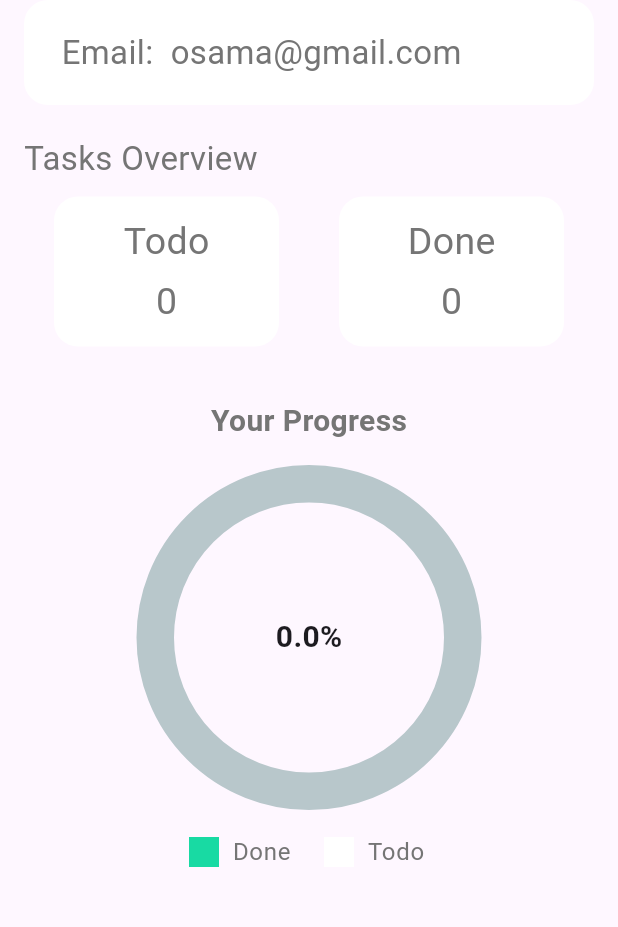
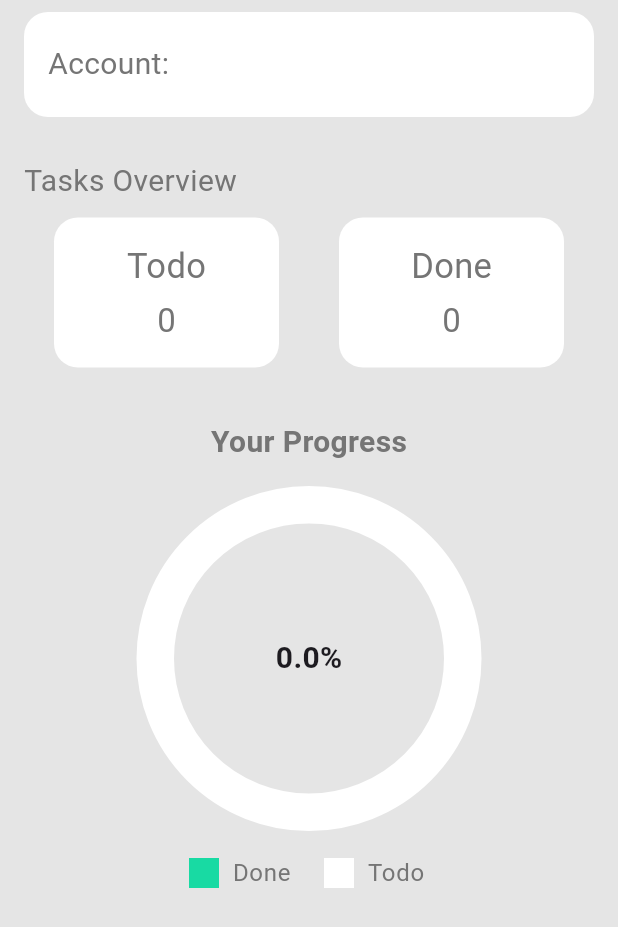
Before and after one commit to osamamorizk/to-do-app, a Flutter app: the ProfileBody screen opened directly, on a phone screen of 412 x 824 dp. Shown: the top 927 px of the screen. Run offline on Flutter 3.47's test engine with Material 3 defaults, Android fonts, the phone set to English and light mode, and no system bars; drawn by our look-alikes of percent_indicator; our stand-ins replace bloc, cloud_firestore, conditional_builder_null_safety, date_format, firebase_auth, firebase_core and 3 more; accounts and stored records are empty.

Commit message:
finish get account and log out

```diff
--- a/lib/cubits/auth_cubit/auth_state.dart
+++ b/lib/cubits/auth_cubit/auth_state.dart
@@ -24,3 +24,9 @@ final class AuthFailure extends AuthState {
 
   AuthFailure({required this.errorMessage});
 }
+
+final class AuthLogOutSuccess extends AuthState {
+  final String successMessage;
+
+  AuthLogOutSuccess({required this.successMessage});
+}
--- a/lib/cubits/tasks_cubit/tasks_cubit.dart
+++ b/lib/cubits/tasks_cubit/tasks_cubit.dart
@@ -4,6 +4,7 @@ import 'package:bloc/bloc.dart';
 import 'package:cloud_firestore/cloud_firestore.dart';
 import 'package:firebase_auth/firebase_auth.dart';
 import 'package:flutter/material.dart';
+import 'package:todo/views/login_view.dart';
 
 part 'tasks_state.dart';
 
@@ -11,7 +12,8 @@ class TasksCubit extends Cubit<TasksState> {
   TasksCubit() : super(TasksInitial());
   User? user = FirebaseAuth.instance.currentUser;
   String image = 'assets/images/0.png';
-  bool isChecked = false;
+  bool isChecked = true;
+  bool NotChecked = false;
   Future<void> addTask({
     required String taskTitle,
     required String taskDescription,
@@ -54,7 +56,9 @@ class TasksCubit extends Cubit<TasksState> {
           .orderBy('time', descending: true)
           .snapshots();
     } else {
-      throw Exception('No user is signed in');
+      emit(NoUserSigned());
+      // Navigator.pushNamed(context, LoginView.id);
+      // throw Exception('No user is signed in');
     }
   }
 
@@ -103,19 +107,20 @@ class TasksCubit extends Cubit<TasksState> {
           .orderBy('time', descending: true)
           .snapshots();
     } else {
-      throw Exception('No User login');
+      emit(NoUserSigned());
     }
   }
 
-  delete(String taskId) {
+  delete(String taskId, String collection) {
     // emit(TasksDeleteLoading());
     User? user = FirebaseAuth.instance.currentUser;
     String uid = user!.uid;
+
     try {
       DocumentReference task = FirebaseFirestore.instance
           .collection('users')
           .doc(uid)
-          .collection('tasks')
+          .collection(collection)
           .doc(taskId);
 
       return task.delete().then((value) => emit(TasksDeleteSuccess()));
--- a/lib/cubits/tasks_cubit/tasks_state.dart
+++ b/lib/cubits/tasks_cubit/tasks_state.dart
@@ -34,3 +34,5 @@ final class TasksDeleteFailure extends TasksState {
 
   TasksDeleteFailure({required this.errorMessage});
 }
+
+final class NoUserSigned extends TasksState {}
--- a/lib/main.dart
+++ b/lib/main.dart
@@ -3,10 +3,12 @@ import 'package:firebase_core/firebase_core.dart';
 import 'package:flutter/material.dart';
 import 'package:flutter_bloc/flutter_bloc.dart';
 import 'package:todo/bloc_observer.dart';
+import 'package:todo/consts.dart';
 import 'package:todo/cubits/tasks_cubit/tasks_cubit.dart';
 import 'package:todo/firebase_options.dart';
 import 'package:todo/views/home_view.dart';
 import 'package:todo/views/login_view.dart';
+import 'package:todo/views/profile_view.dart';
 import 'package:todo/views/register_view.dart';
 import 'package:todo/widgets/custom_bottom_nav_barr.dart';
 
@@ -27,11 +29,13 @@ class ToDoApp extends StatelessWidget {
     return BlocProvider(
       create: (context) => TasksCubit(),
       child: MaterialApp(
+        theme: ThemeData(primaryColor: kColor),
         debugShowCheckedModeBanner: false,
         routes: {
           RegisterView.id: (context) => const RegisterView(),
           LoginView.id: (context) => const LoginView(),
           HomeView.id: (context) => const HomeView(),
+          ProfileView.id: (context) => const ProfileView(),
         },
         home: AuthChecker(),
       ),
--- a/lib/models/task_model.dart
+++ b/lib/models/task_model.dart
@@ -5,12 +5,11 @@ class TaskModel {
   final String description;
   final Timestamp dateTime;
   bool isCompleted;
-  // final String id;
+
   final String image;
 
   TaskModel({
     required this.image,
-    // required this.id,
     required this.isCompleted,
     required this.title,
     required this.description,
@@ -19,7 +18,6 @@ class TaskModel {
   factory TaskModel.fromJson(json) {
     return TaskModel(
       image: json['image'],
-      // id: json['id'],
       title: json['title'].toString(),
       description: json['description'],
       dateTime: json['time'],
--- /dev/null
+++ b/lib/widgets/profile_body.dart
@@ -0,0 +1,61 @@
+import 'package:cloud_firestore/cloud_firestore.dart';
+import 'package:flutter/material.dart';
+import 'package:flutter_bloc/flutter_bloc.dart';
+import 'package:todo/consts.dart';
+import 'package:todo/cubits/tasks_cubit/tasks_cubit.dart';
+import 'package:todo/widgets/profile_widget.dart';
+import 'package:todo/widgets/task_percent_indicator.dart';
+
+class ProfileBody extends StatelessWidget {
+  const ProfileBody({Key? key}) : super(key: key);
+
+  @override
+  Widget build(BuildContext context) {
+    final taskCubit = BlocProvider.of<TasksCubit>(context);
+
+    return Scaffold(
+      backgroundColor: kColorBackground,
+      body: StreamBuilder<QuerySnapshot>(
+        stream: taskCubit.getTask(),
+        builder: (context, taskSnapshot) {
+          if (!taskSnapshot.hasData) {
+            return const Center(child: CircularProgressIndicator());
+          }
+
+          int todoNum = taskSnapshot.data!.docs.length;
+
+          return StreamBuilder<QuerySnapshot>(
+            stream: taskCubit.getCompleteTask(),
+            builder: (context, completedTaskSnapshot) {
+              if (!completedTaskSnapshot.hasData) {
+                return const Center(child: CircularProgressIndicator());
+              }
+
+              int completedTasks = completedTaskSnapshot.data!.docs.length;
+              int alltasks = completedTasks + todoNum;
+              double percent = alltasks == 0 ? 0.0 : completedTasks / alltasks;
+
+              return SingleChildScrollView(
+                child: Column(
+                  children: [
+                    ProfileWidget(
+                      todoNumber: todoNum,
+                      doneNumber: completedTasks,
+                    ),
+                    Center(
+                      child: TaskPercentIndicator(
+                        percent: percent,
+                        completedTasks: completedTasks,
+                        totalTasks: alltasks,
+                      ),
+                    )
+                  ],
+                ),
+              );
+            },
+          );
+        },
+      ),
+    );
+  }
+}
--- a/lib/widgets/profile_widget.dart
+++ b/lib/widgets/profile_widget.dart
@@ -1,41 +1,52 @@
+import 'package:firebase_auth/firebase_auth.dart';
 import 'package:flutter/material.dart';
 import 'package:flutter_bloc/flutter_bloc.dart';
 import 'package:todo/consts.dart';
 import 'package:todo/cubits/tasks_cubit/tasks_cubit.dart';
 import 'package:todo/widgets/static_box.dart';
 
-class ProfileWidget extends StatelessWidget {
+class ProfileWidget extends StatefulWidget {
   final int todoNumber;
   final int doneNumber;
 
   const ProfileWidget(
       {super.key, required this.todoNumber, required this.doneNumber});
+
+  @override
+  State<ProfileWidget> createState() => _ProfileWidgetState();
+}
+
+class _ProfileWidgetState extends State<ProfileWidget> {
+  final user = FirebaseAuth.instance.currentUser;
+
   @override
   Widget build(BuildContext context) {
-    final taskCubit = BlocProvider.of<TasksCubit>(context);
     return Padding(
       padding: const EdgeInsets.symmetric(horizontal: 16),
       child: Column(
         mainAxisAlignment: MainAxisAlignment.center,
         children: [
-          Container(
+          Padding(
+            padding: const EdgeInsets.symmetric(vertical: 8),
+            child: Container(
               height: 70,
               width: MediaQuery.of(context).size.width,
               decoration: BoxDecoration(
                 color: Colors.white,
                 borderRadius: BorderRadius.circular(16),
               ),
-            child: const Row(
+              child: Row(
                 mainAxisAlignment: MainAxisAlignment.start,
                 children: [
                   Padding(
-                  padding: EdgeInsets.symmetric(horizontal: 25),
+                    padding: EdgeInsets.symmetric(horizontal: 16),
                     child: Text(
-                    "Email:  osama@gmail.com",
-                    style: TextStyle(color: kColorHints, fontSize: 22),
+                      "Account:  ${user!.email}",
+                      style: TextStyle(color: kColorHints, fontSize: 20),
                     ),
                   ),
                 ],
+              ),
             ),
           ),
           const SizedBox(
@@ -46,7 +57,7 @@ class ProfileWidget extends StatelessWidget {
             children: [
               Text(
                 "Tasks Overview",
-                style: TextStyle(color: kColorHints, fontSize: 22),
+                style: TextStyle(color: kColorHints, fontSize: 20),
               ),
             ],
           ),
@@ -58,11 +69,11 @@ class ProfileWidget extends StatelessWidget {
             children: [
               StatisticsContainer(
                 title: 'Todo',
-                numTask: todoNumber,
+                numTask: widget.todoNumber,
               ),
               StatisticsContainer(
                 title: 'Done',
-                numTask: doneNumber,
+                numTask: widget.doneNumber,
               ),
             ],
           ),
--- a/lib/widgets/static_box.dart
+++ b/lib/widgets/static_box.dart
@@ -21,7 +21,7 @@ class StatisticsContainer extends StatelessWidget {
         children: [
           Text(
             title,
-            style: TextStyle(color: kColorHints, fontSize: 25),
+            style: TextStyle(color: kColorHints, fontSize: 23),
           ),
           const SizedBox(
             height: 4,
@@ -30,10 +30,10 @@ class StatisticsContainer extends StatelessWidget {
             mainAxisAlignment: MainAxisAlignment.center,
             children: [
               Padding(
-                padding: EdgeInsets.symmetric(horizontal: 25),
+                padding: EdgeInsets.symmetric(horizontal: 22),
                 child: Text(
                   '$numTask',
-                  style: TextStyle(color: kColorHints, fontSize: 25),
+                  style: TextStyle(color: kColorHints, fontSize: 22),
                 ),
               ),
             ],
--- a/lib/widgets/task_percent_indicator.dart
+++ b/lib/widgets/task_percent_indicator.dart
@@ -85,6 +85,7 @@ class TaskPercentIndicator extends StatelessWidget {
       ),
       circularStrokeCap: CircularStrokeCap.round,
       progressColor: kColor,
+      backgroundColor: Colors.white,
     );
   }
 }
--- a/pubspec.yaml
+++ b/pubspec.yaml
@@ -44,6 +44,7 @@ dependencies:
   cloud_firestore: ^5.2.1
   intl: ^0.19.0
   date_format: ^2.0.7
+  quickalert: ^1.1.0
 
 dev_dependencies:
   flutter_test:
```
Also changed, not shown: lib/cubits/auth_cubit/auth_cubit.dart (+14 -0 lines), lib/views/archived_view.dart (+6 -2 lines), lib/views/home_view.dart (+6 -2 lines), lib/views/profile_view.dart (+80 -60 lines), lib/widgets/done_list.dart (+51 -19 lines), lib/widgets/todo_item_widget.dart (+5 -6 lines), lib/widgets/todo_list.dart (+17 -24 lines), pubspec.lock. Lines whose indentation alone changed are shown as unchanged.
